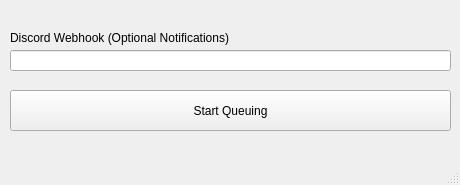
The window that src/mainwindow.ui (llalon/DotaAutoQueue) describes before a commit, drawn with Qt 5.
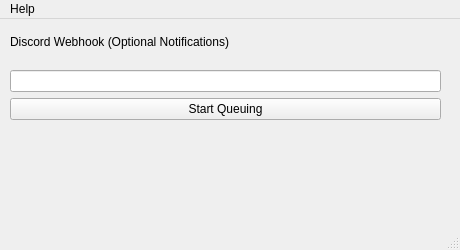
The same window after the commit.

The edit to the form file:
```diff
--- a/src/mainwindow.ui
+++ b/src/mainwindow.ui
@@ -7,48 +7,59 @@
     <x>0</x>
     <y>0</y>
     <width>460</width>
-    <height>185</height>
+    <height>250</height>
    </rect>
   </property>
+  <property name="sizePolicy">
+   <sizepolicy hsizetype="Fixed" vsizetype="Fixed">
+    <horstretch>0</horstretch>
+    <verstretch>0</verstretch>
+   </sizepolicy>
+  </property>
+  <property name="minimumSize">
+   <size>
+    <width>460</width>
+    <height>250</height>
+   </size>
+  </property>
+  <property name="maximumSize">
+   <size>
+    <width>460</width>
+    <height>250</height>
+   </size>
+  </property>
   <property name="windowTitle">
    <string>Dota Auto Queue</string>
   </property>
   <widget class="QWidget" name="centralwidget">
-   <widget class="QPushButton" name="queueButton">
+   <widget class="QWidget" name="verticalLayoutWidget">
     <property name="geometry">
      <rect>
       <x>10</x>
-      <y>90</y>
-      <width>441</width>
-      <height>41</height>
+      <y>0</y>
+      <width>431</width>
+      <height>101</height>
      </rect>
     </property>
-    <property name="text">
-     <string>Start Queuing</string>
-    </property>
-   </widget>
-   <widget class="QLineEdit" name="discordWebhookEdit">
-    <property name="geometry">
-     <rect>
-      <x>10</x>
-      <y>50</y>
-      <width>441</width>
-      <height>21</height>
-     </rect>
-    </property>
-   </widget>
-   <widget class="QLabel" name="label">
-    <property name="geometry">
-     <rect>
-      <x>10</x>
-      <y>30</y>
-      <width>441</width>
-      <height>16</height>
-     </rect>
-    </property>
-    <property name="text">
-     <string>Discord Webhook (Optional Notifications)</string>
-    </property>
+    <layout class="QVBoxLayout" name="verticalLayout">
+     <item>
+      <widget class="QLabel" name="label">
+       <property name="text">
+        <string>Discord Webhook (Optional Notifications)</string>
+       </property>
+      </widget>
+     </item>
+     <item>
+      <widget class="QLineEdit" name="discordWebhookEdit"/>
+     </item>
+     <item>
+      <widget class="QPushButton" name="queueButton">
+       <property name="text">
+        <string>Start Queuing</string>
+       </property>
+      </widget>
+     </item>
+    </layout>
    </widget>
   </widget>
   <widget class="QMenuBar" name="menubar">
@@ -57,9 +68,20 @@
      <x>0</x>
      <y>0</y>
      <width>460</width>
-     <height>30</height>
+     <height>26</height>
     </rect>
    </property>
+   <widget class="QMenu" name="menuabout">
+    <property name="title">
+     <string>Help</string>
+    </property>
+    <addaction name="actionAbout"/>
+    <addaction name="actionHome_page"/>
+    <addaction name="actionCheck_For_Update"/>
+    <addaction name="separator"/>
+    <addaction name="actionQuit"/>
+   </widget>
+   <addaction name="menuabout"/>
   </widget>
   <widget class="QStatusBar" name="statusbar"/>
  </widget>
```
Left out of the diff: 20 changed lines with no effect on the pictures.
